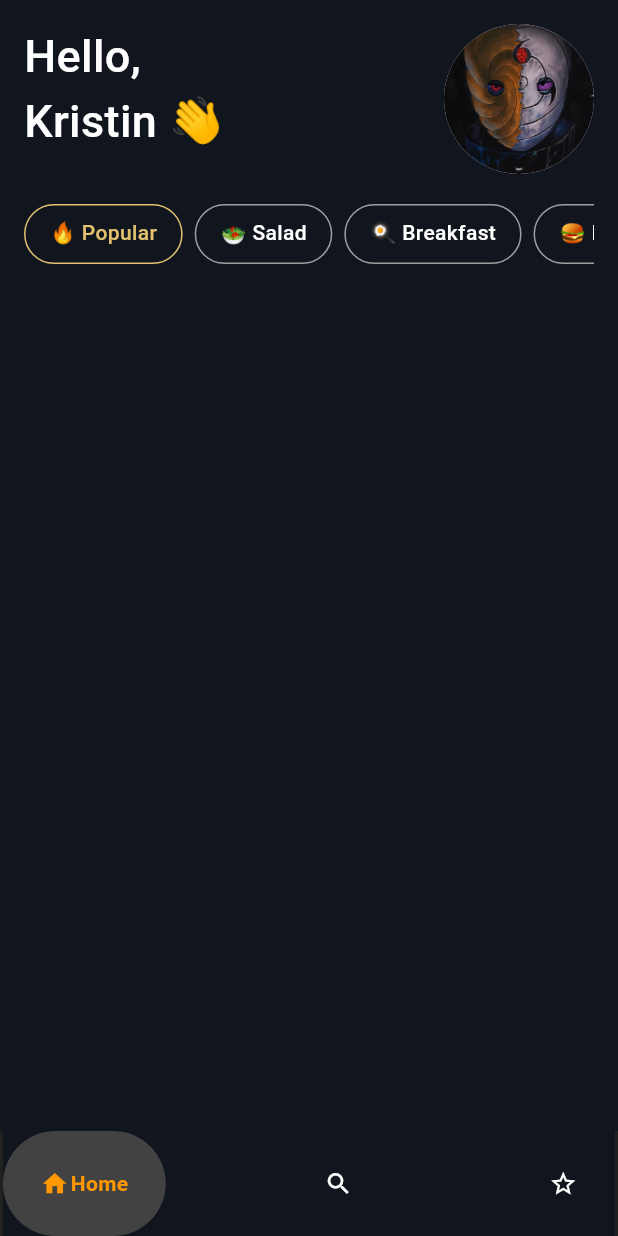
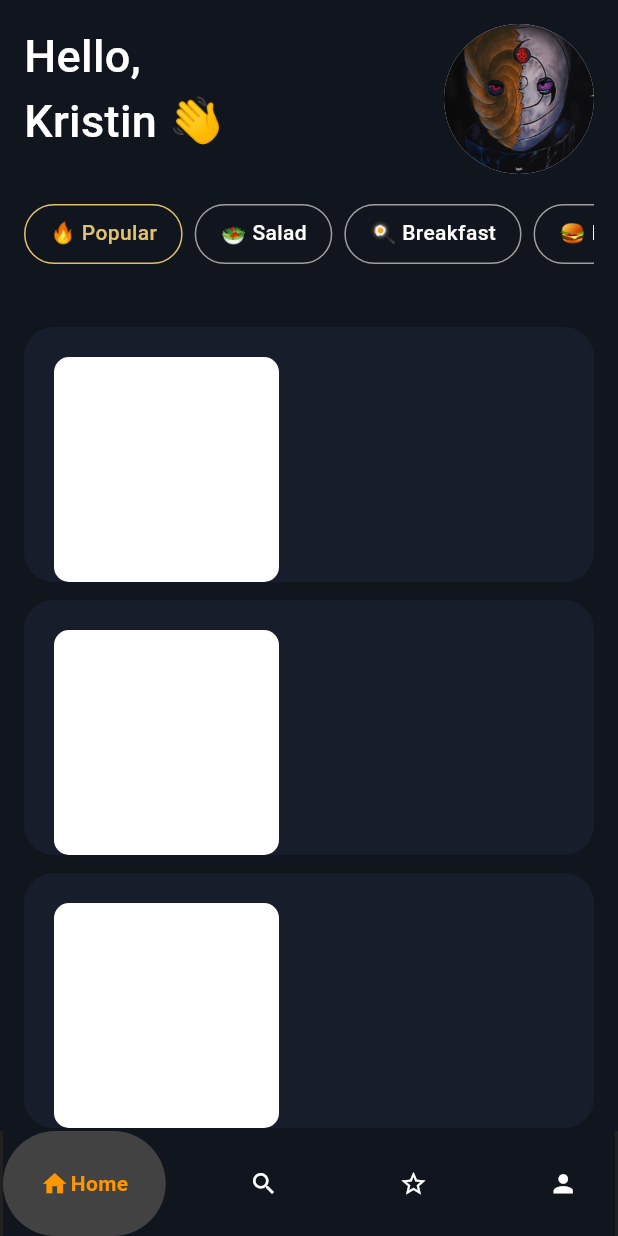
Before and after one commit to Dhruv-Arora-11/Recipe-app-Flutter, a Flutter app: the screen it shows after launch, on a phone screen of 412 x 824 dp. Run offline on Flutter 3.47's test engine with Material 3 defaults, Android fonts, the phone set to English and light mode, and no system bars; drawn by our look-alikes of google_nav_bar.

Commit message:
Recipe template and the whole first page is completed

```diff
--- a/lib/Screens/first_page.dart
+++ b/lib/Screens/first_page.dart
@@ -1,9 +1,10 @@
 import 'package:flutter/material.dart';
 import 'package:google_nav_bar/google_nav_bar.dart';
 import 'package:recipe_app/components/category_chip.dart';
+import 'package:recipe_app/components/recipe_template.dart';
 
 class FirstPage extends StatefulWidget {
-  FirstPage({super.key});
+  const FirstPage({super.key});
 
   @override
   State<FirstPage> createState() => _FirstPageState();
@@ -19,12 +20,6 @@ class _FirstPageState extends State<FirstPage> {
   final List category_select = [
     true, false, false, false, false
   ];
-
-  void category_tap(int index) {
-    setState(() {
-      category_select[index] = true;
-    });
-  }
 
   int _selectedIndex = 0;
 
@@ -47,7 +42,8 @@ class _FirstPageState extends State<FirstPage> {
   Widget build(BuildContext context) {
     return Scaffold(
       backgroundColor: customColor,
-      body: SafeArea(
+      body: SingleChildScrollView(
+        child: SafeArea(
           child: Padding(
             padding: const EdgeInsets.all(16.0),
             child: Column(
@@ -89,7 +85,7 @@ class _FirstPageState extends State<FirstPage> {
                 SizedBox(
                   height: 20,
                 ),
-              Container(
+                SizedBox(
                   height: 40,
                   child: ListView.builder(
                     shrinkWrap: true,
@@ -98,7 +94,7 @@ class _FirstPageState extends State<FirstPage> {
                     itemBuilder: (context, index) {
                       return InkWell(
                         onTap: () {
-                        category_tap(index);
+                          categoryTap(index);
                         },
                         child: CategoryChip(
                           label: category_name[index],
@@ -108,7 +104,15 @@ class _FirstPageState extends State<FirstPage> {
                     },
                   ),
                 ),
+
+                SizedBox(height: 30,),
+
+
+                RecipeTemplate(),
+                RecipeTemplate(),
+                RecipeTemplate(),
               ],
+            ),
           ),
         ),
       ),
@@ -139,6 +143,10 @@ class _FirstPageState extends State<FirstPage> {
               icon: Icons.star_border,
               text: "Starred",
             ),
+            GButton(
+              icon: Icons.person,
+              text: "Profile",
+            ),
           ],
         ),
       ),
--- a/lib/components/category_chip.dart
+++ b/lib/components/category_chip.dart
@@ -4,7 +4,7 @@ class CategoryChip extends StatelessWidget {
   final String label;
   final bool isSelected;
   Color lightGold = Color(0xFFE1C16E);
-  CategoryChip({required this.label, this.isSelected = false});
+  CategoryChip({super.key, required this.label, this.isSelected = false});
 
   @override
   Widget build(BuildContext context) {
--- /dev/null
+++ b/lib/components/recipe_template.dart
@@ -0,0 +1,37 @@
+import 'package:flutter/material.dart';
+
+class RecipeTemplate extends StatelessWidget {
+  RecipeTemplate({super.key});
+  Color tempColor = Color(0xFF171D2B);
+
+  @override
+  Widget build(BuildContext context) {
+    return Padding(
+      padding: const EdgeInsets.only(top: 12.0),
+      child: Container(
+        height: 170,
+        decoration: BoxDecoration(
+          borderRadius: BorderRadius.all(Radius.circular(20)),
+          color: tempColor,
+        ),
+        child: Stack(
+          children: [
+            Positioned(
+              top: 20,
+              left: 20,
+              child: ClipRRect(
+                borderRadius: BorderRadius.circular(10),
+                child: Container(
+                  width: 150,
+                  height: 150,
+                  color: Colors.white,
+                  //add the image here
+                ),
+              ),
+            ),
+          ],
+        ),
+      ),
+    );
+  }
+}
--- a/pubspec.yaml
+++ b/pubspec.yaml
@@ -61,6 +61,7 @@ flutter:
   # To add assets to your application, add an assets section, like this:
   assets:
     - assets/images/
+    - assets/rive/
   #   - images/a_dot_ham.jpeg
 
   # An image asset can refer to one or more resolution-specific "variants", see
```
Also changed, not shown: 1 other file. Lines whose indentation alone changed are shown as unchanged.
